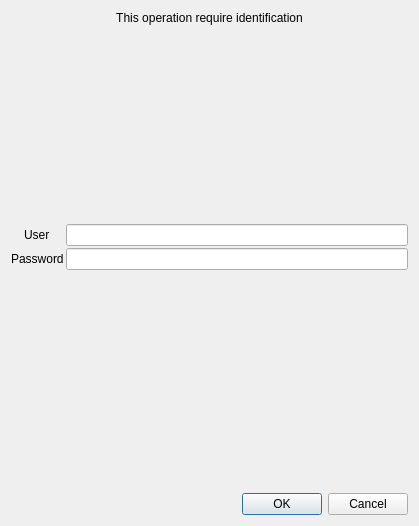
The window that validation.ui (lliurex/kscreen-system-settings) describes before a commit, drawn with Qt 5.
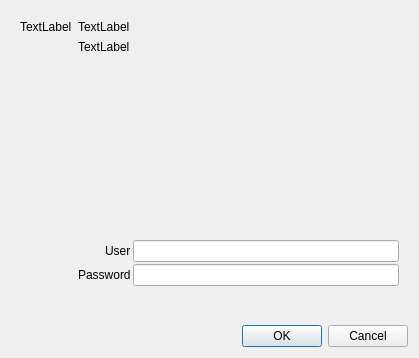
The same window after the commit.

Commit message: make new layout

The edit to the form file:
```diff
--- a/validation.ui
+++ b/validation.ui
@@ -7,7 +7,7 @@
     <x>0</x>
     <y>0</y>
     <width>419</width>
-    <height>526</height>
+    <height>358</height>
    </rect>
   </property>
   <property name="windowTitle">
@@ -15,23 +15,39 @@
   </property>
   <layout class="QVBoxLayout" name="verticalLayout">
    <item>
-    <widget class="QLabel" name="label_3">
+    <widget class="QWidget" name="widget" native="true">
+     <property name="baseSize">
+      <size>
+       <width>2</width>
+       <height>0</height>
+      </size>
+     </property>
+     <layout class="QGridLayout" name="gridLayout">
+      <item row="0" column="0">
+       <widget class="QLabel" name="statusicon">
      <property name="sizePolicy">
-      <sizepolicy hsizetype="Preferred" vsizetype="Fixed">
+         <sizepolicy hsizetype="Maximum" vsizetype="Maximum">
        <horstretch>0</horstretch>
        <verstretch>0</verstretch>
       </sizepolicy>
      </property>
      <property name="text">
-      <string>This operation require identification</string>
-     </property>
-     <property name="alignment">
-      <set>Qt::AlignCenter</set>
+         <string>TextLabel</string>
+        </property>
+       </widget>
+      </item>
+      <item row="0" column="1">
+       <widget class="QLabel" name="headertitle">
+        <property name="text">
+         <string>TextLabel</string>
      </property>
     </widget>
    </item>
-   <item>
+      <item row="2" column="1">
     <layout class="QFormLayout" name="formLayout">
+        <property name="sizeConstraint">
+         <enum>QLayout::SetDefaultConstraint</enum>
+        </property>
      <property name="fieldGrowthPolicy">
       <enum>QFormLayout::AllNonFixedFieldsGrow</enum>
      </property>
@@ -39,10 +55,10 @@
       <enum>QFormLayout::DontWrapRows</enum>
      </property>
      <property name="labelAlignment">
-      <set>Qt::AlignCenter</set>
+         <set>Qt::AlignRight|Qt::AlignTrailing|Qt::AlignVCenter</set>
      </property>
      <property name="formAlignment">
-      <set>Qt::AlignCenter</set>
+         <set>Qt::AlignLeading|Qt::AlignLeft|Qt::AlignVCenter</set>
      </property>
      <property name="horizontalSpacing">
       <number>2</number>
@@ -58,6 +74,9 @@
        <property name="text">
         <string>User</string>
        </property>
+          <property name="alignment">
+           <set>Qt::AlignLeading|Qt::AlignLeft|Qt::AlignVCenter</set>
+          </property>
       </widget>
      </item>
      <item row="0" column="1">
@@ -106,6 +125,25 @@
       </widget>
      </item>
     </layout>
+      </item>
+      <item row="1" column="1">
+       <widget class="QLabel" name="description">
+        <property name="sizePolicy">
+         <sizepolicy hsizetype="Preferred" vsizetype="MinimumExpanding">
+          <horstretch>0</horstretch>
+          <verstretch>0</verstretch>
+         </sizepolicy>
+        </property>
+        <property name="text">
+         <string>TextLabel</string>
+        </property>
+        <property name="alignment">
+         <set>Qt::AlignLeading|Qt::AlignLeft|Qt::AlignTop</set>
+        </property>
+       </widget>
+      </item>
+     </layout>
+    </widget>
    </item>
    <item>
     <widget class="QFrame" name="notification">
```
Lines whose indentation alone changed are shown as unchanged. The commit also changes 2 other files.
